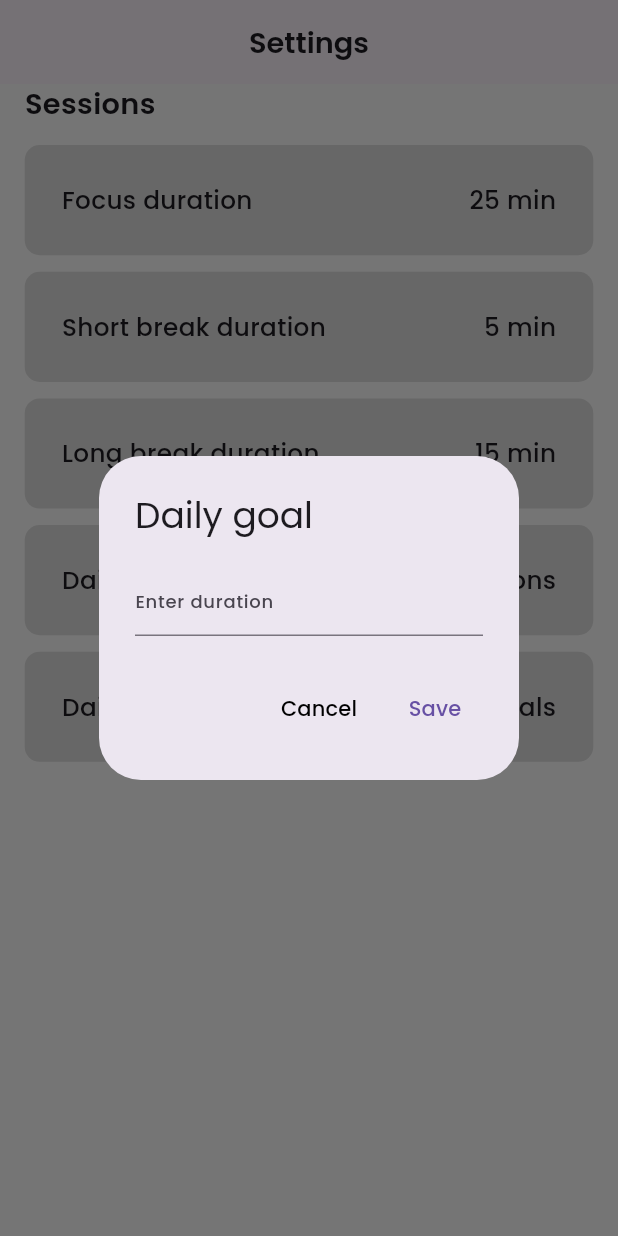
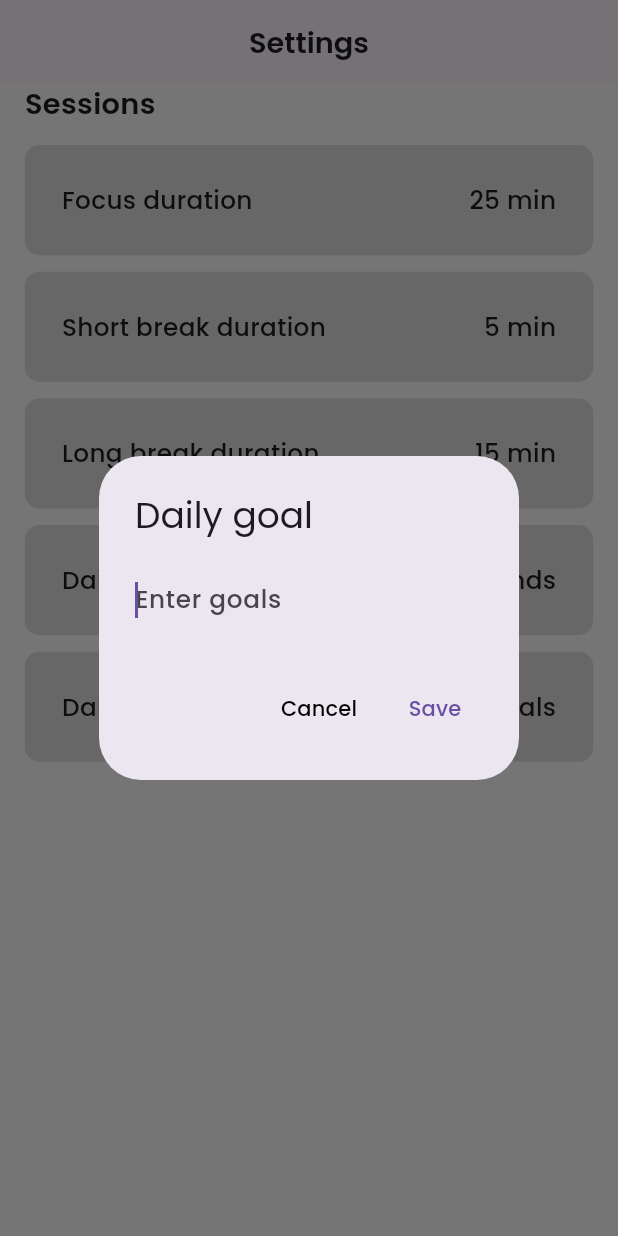
Before and after one commit to The-Naveen-Chandra/Taskify-Flutter, a Flutter app: the PomodoroSettings screen opened directly, after a tap on "Daily goal", on a phone screen of 412 x 824 dp. Run offline on Flutter 3.47's test engine with Material 3 defaults, Android fonts, the phone set to English and light mode, and no system bars; our stand-ins replace bloc, cloud_firestore, dio, dotted_border, equatable, firebase_auth and 11 more; accounts and stored records are empty.

Commit message:
Dev: Pomodoro Stats

```diff
--- a/lib/app/modules/pomodoro_timer/components/timer_setting.dart
+++ b/lib/app/modules/pomodoro_timer/components/timer_setting.dart
@@ -31,14 +31,13 @@ class _SettingContainerState extends State<SettingContainer> {
     String currentValue = widget.initialValue;
 
     if (widget.title == "Focus duration") {
-      currentValue =
-          (timerService.selectedTime ~/ 60).toString().padLeft(2, '0');
+      currentValue = (timerService.selectedTime ~/ 60).toString();
     } else if (widget.title == "Short break duration") {
       currentValue = (timerService.shortBreak ~/ 60).toString();
     } else if (widget.title == "Long break duration") {
       currentValue = (timerService.longBreak ~/ 60).toString();
     } else if (widget.title == "Daily rounds") {
-      currentValue = "${timerService.initialRounds} sessions";
+      currentValue = "${timerService.initialRounds} rounds";
     } else if (widget.title == "Daily goal") {
       currentValue = "${timerService.initialGoal} goals";
     }
--- a/lib/app/modules/pomodoro_timer/views/pomodoro_setting.dart
+++ b/lib/app/modules/pomodoro_timer/views/pomodoro_setting.dart
@@ -1,4 +1,3 @@
-// ignore_for_file: public_member_api_docs, sort_constructors_first
 import 'package:flutter/material.dart';
 import 'package:google_fonts/google_fonts.dart';
 import 'package:provider/provider.dart';
@@ -48,28 +47,31 @@ class PomodoroSettings extends StatelessWidget {
                   title: "Focus duration",
                   initialValue: provider.selectedTime.toString(),
                   onTap: () {
-                    _showDurationDialog(context, "Focus duration");
+                    _showDurationDialog(
+                        context, "Focus duration", false, false);
                   },
                 ),
                 SettingContainer(
                   title: "Short break duration",
                   initialValue: provider.shortBreak.toString(),
                   onTap: () {
-                    _showDurationDialog(context, "Short break duration");
+                    _showDurationDialog(
+                        context, "Short break duration", false, false);
                   },
                 ),
                 SettingContainer(
                   title: "Long break duration",
                   initialValue: provider.longBreak.toString(),
                   onTap: () {
-                    _showDurationDialog(context, "Long break duration");
+                    _showDurationDialog(
+                        context, "Long break duration", false, false);
                   },
                 ),
                 SettingContainer(
                   title: "Daily rounds",
                   initialValue: provider.initialRounds.toString(),
                   onTap: () {
-                    _showDurationDialog(context, "Daily rounds");
+                    _showDurationDialog(context, "Daily rounds", true, false);
                   },
                   isInt: true,
                 ),
@@ -77,12 +79,10 @@ class PomodoroSettings extends StatelessWidget {
                   title: "Daily goal",
                   initialValue: provider.initialGoal.toString(),
                   onTap: () {
-                    _showDurationDialog(context, "Daily goal");
+                    _showDurationDialog(context, "Daily goal", false, true);
                   },
                   isInt: true,
                 ),
-
-                // TimeOptions(),
               ],
             ),
           ],
@@ -92,7 +92,8 @@ class PomodoroSettings extends StatelessWidget {
   }
 }
 
-void _showDurationDialog(BuildContext context, String title) async {
+void _showDurationDialog(
+    BuildContext context, String title, bool isRound, bool isGoal) async {
   final provider = Provider.of<TimerService>(context, listen: false);
 
   String? newValue = await showDialog<String>(
@@ -113,11 +114,17 @@ void _showDurationDialog(BuildContext context, String title) async {
               style: GoogleFonts.poppins(),
             ),
             content: TextField(
+              autofocus: true,
               keyboardType: TextInputType.number,
               decoration: InputDecoration(
-                hintText: "Enter duration",
+                border: InputBorder.none,
+                hintText: isRound
+                    ? "Enter rounds"
+                    : isGoal
+                        ? "Enter goals"
+                        : "Enter duration",
                 hintStyle: GoogleFonts.poppins(
-                  fontSize: 12.0,
+                  fontSize: 12.0.sp,
                   fontWeight: FontWeight.w500,
                 ),
               ),
--- a/lib/app/modules/pomodoro_timer/views/pomodoro_timer_view.dart
+++ b/lib/app/modules/pomodoro_timer/views/pomodoro_timer_view.dart
@@ -105,7 +105,7 @@ class PomodoroTimer extends StatelessWidget {
                         ],
                       ),
                       Text(
-                        "$completedRounds of $totalRounds sessions",
+                        "$completedRounds of $totalRounds rounds",
                         style: GoogleFonts.poppins(
                           fontSize: 10.0.sp,
                           fontWeight: FontWeight.w500,
```
Also changed, not shown: lib/app/modules/pomodoro_timer/views/pomodoro_stats.dart (+114 -5 lines).
